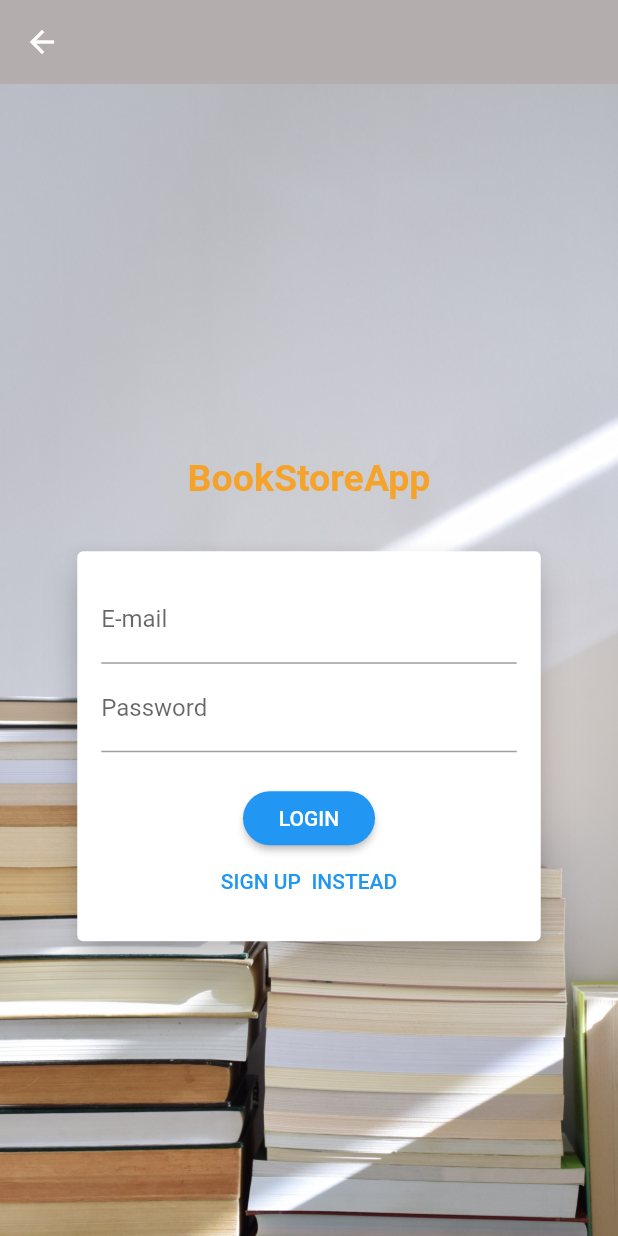
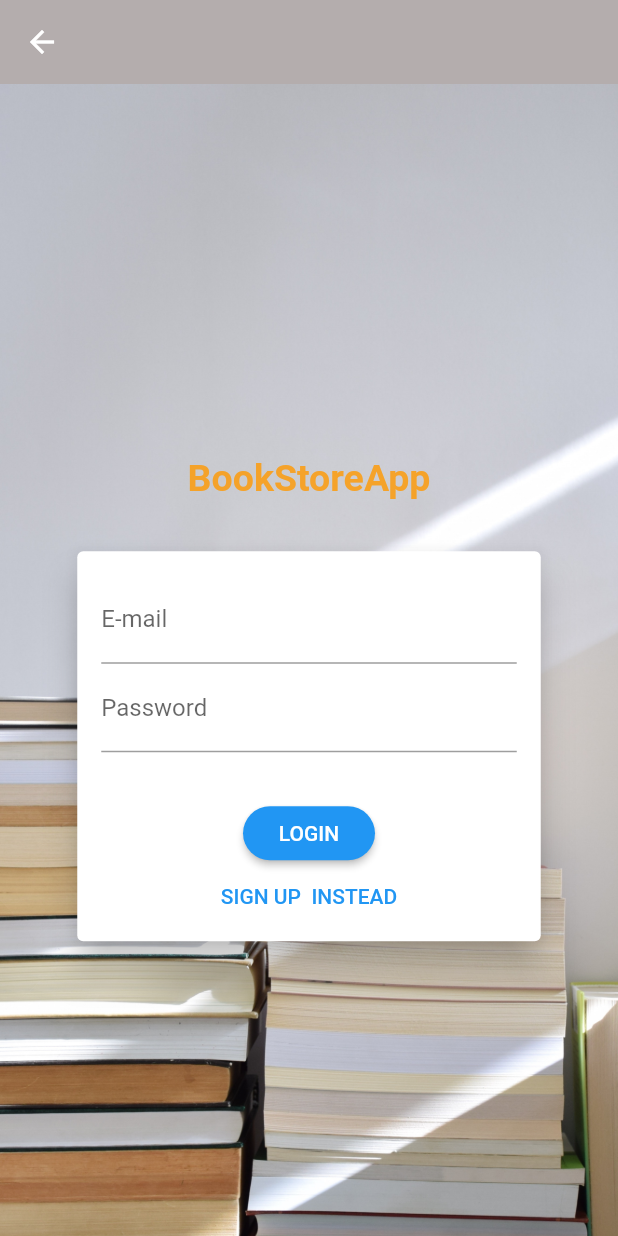
Before and after one commit to Shweta2105/BookStoreApp, a Flutter app: the screen it shows after launch, after a tap on "Lets get started with reading....", on a phone screen of 412 x 824 dp. Run offline on Flutter 3.47's test engine with Material 2 defaults, Android fonts, the phone set to English and light mode, and no system bars; network calls fail.

Commit message:
managed constants

```diff
--- a/lib/main.dart
+++ b/lib/main.dart
@@ -68,7 +68,7 @@ class MyApp extends StatelessWidget {
             OrderScreen.routeName: (context) => OrderScreen(),
             ManageScreen.routeName: (context) => ManageScreen(),
             EditBookScreen.routeName: (context) => EditBookScreen(),
-            '/login': (context) => const AuthScreen(),
+            AuthScreen.routeName: (context) => AuthScreen(),
           }),
     );
   }
--- a/lib/screens/authscreen.dart
+++ b/lib/screens/authscreen.dart
@@ -8,7 +8,7 @@ import '../providers/auth.dart';
 enum AuthMode { Signup, Login }
 
 class AuthScreen extends StatefulWidget {
-  const AuthScreen({Key? key}) : super(key: key);
+  static const String routeName = '/auth';
 
   @override
   State<AuthScreen> createState() => _AuthScreenState();
@@ -40,7 +40,7 @@ class _AuthScreenState extends State<AuthScreen> {
     final deviceSize = MediaQuery.of(context).size;
     return Scaffold(
       appBar: AppBar(
-        backgroundColor: Color.fromARGB(255, 180, 173, 173),
+        backgroundColor: appbarColor,
         elevation: 0.0,
       ),
       body: SingleChildScrollView(
@@ -146,13 +146,13 @@ class _AuthCardState extends State<AuthCard> {
       child: Container(
         height: _authMode == AuthMode.Signup ? 320 : 260,
         width: deviceSize.width * 0.75,
-        padding: EdgeInsets.all(16.0),
+        padding: boxMargin3(),
         child: Form(
             key: _formKey,
             child: SingleChildScrollView(
               child: Column(children: <Widget>[
                 TextFormField(
-                  decoration: InputDecoration(labelText: 'E-mail'),
+                  decoration: const InputDecoration(labelText: 'E-mail'),
                   keyboardType: TextInputType.emailAddress,
                   validator: (value) {
                     if (!value!.contains('@')) {
@@ -164,7 +164,7 @@ class _AuthCardState extends State<AuthCard> {
                   },
                 ),
                 TextFormField(
-                  decoration: InputDecoration(labelText: 'Password'),
+                  decoration: const InputDecoration(labelText: 'Password'),
                   obscureText: true,
                   controller: _passwordController,
                   validator: (value) {
@@ -179,7 +179,8 @@ class _AuthCardState extends State<AuthCard> {
                 if (_authMode == AuthMode.Signup)
                   TextFormField(
                     enabled: _authMode == AuthMode.Signup,
-                    decoration: InputDecoration(labelText: 'Confirm Password'),
+                    decoration:
+                        const InputDecoration(labelText: 'Confirm Password'),
                     obscureText: true,
                     validator: _authMode == AuthMode.Signup
                         ? (value) {
@@ -189,11 +190,11 @@ class _AuthCardState extends State<AuthCard> {
                           }
                         : null,
                   ),
-                SizedBox(
-                  height: 20,
+                const SizedBox(
+                  height: heightM,
                 ),
                 if (_isLoading)
-                  CircularProgressIndicator()
+                  const CircularProgressIndicator()
                 else
                   RaisedButton(
                     child:
@@ -208,7 +209,8 @@ class _AuthCardState extends State<AuthCard> {
                   onPressed: _switchAuthMode,
                   child: Text(
                       '${_authMode == AuthMode.Login ? 'SIGN UP' : 'LOGIN'}  INSTEAD'),
-                  padding: EdgeInsets.symmetric(horizontal: 30, vertical: 4),
+                  padding:
+                      const EdgeInsets.symmetric(horizontal: 30, vertical: 4),
                   materialTapTargetSize: MaterialTapTargetSize.shrinkWrap,
                   textColor: Theme.of(context).primaryColor,
                 )
--- a/lib/screens/welcomescreen.dart
+++ b/lib/screens/welcomescreen.dart
@@ -71,7 +71,7 @@ class _WelcomeScreenState extends State<WelcomeScreen> {
       print('----------------------------------');
       Navigator.of(context).pushNamed(HomeScreen.routeName);
     } else {
-      Navigator.pushNamed(context, '/login');
+      Navigator.pushNamed(context, AuthScreen.routeName);
     }
   }
 }
--- a/lib/utils/appdrawer.dart
+++ b/lib/utils/appdrawer.dart
@@ -1,4 +1,5 @@
 import 'package:bookstoreapp/providers/auth.dart';
+import 'package:bookstoreapp/screens/authscreen.dart';
 import 'package:bookstoreapp/screens/home.dart';
 import 'package:bookstoreapp/screens/managescreen.dart';
 import 'package:flutter/material.dart';
@@ -49,7 +50,8 @@ class AppDrawer extends StatelessWidget {
             ),
             title: Text('Log Out'),
             onTap: () {
-              Navigator.of(context).pop;
+              Navigator.of(context)
+                  .pushNamed(AuthScreen.routeName, arguments: (_) => false);
 
               Provider.of<Auth>(context, listen: false).logOut();
             },
--- a/lib/utils/constants.dart
+++ b/lib/utils/constants.dart
@@ -7,27 +7,26 @@ EdgeInsets appMargin() =>
 
 EdgeInsets boxMargin() => const EdgeInsets.fromLTRB(10, 10, 10, 10);
 EdgeInsets boxMargin2() => const EdgeInsets.fromLTRB(20, 20, 20, 20);
+EdgeInsets boxMargin3() => const EdgeInsets.all(16.0);
 
 final titleColor = Colors.orange.withOpacity(0.8);
-final white = Colors.white;
-final transparent = Colors.transparent;
-final black = Colors.black;
+const whiteColor = Colors.white;
+const transparent = Colors.transparent;
+const blackColor = Colors.black;
+
+final homeColor = Color.fromRGBO(255, 255, 255, 1);
+final appbarColor = Color.fromARGB(255, 180, 173, 173);
+final appbarRedColor = Color.fromARGB(255, 128, 10, 2);
 
 const fontL = 25.0;
 const fontM = 20.0;
 const fontS = 15.0;
 
+const heightXXl = 300.0;
 const heightXl = 100.0;
 const heightL = 50.0;
 const heightM = 30.0;
-
-Future<dynamic> showErrorDialog(BuildContext context, String text) {
-  return showDialog(
-      context: context,
-      builder: (context) {
-        return Text(text);
-      });
-}
+const heightS = 10.0;
 
 Future<bool> showLogOutDialog(BuildContext context) {
   return showDialog(
--- a/lib/utils/manageitem.dart
+++ b/lib/utils/manageitem.dart
@@ -8,7 +8,7 @@ class ManageItem extends StatelessWidget {
   final String title;
   final String image;
 
-  ManageItem(this.id, this.title, this.image);
+  const ManageItem(this.id, this.title, this.image);
 
   @override
   Widget build(BuildContext context) {
--- a/lib/utils/orderitem.dart
+++ b/lib/utils/orderitem.dart
@@ -1,5 +1,6 @@
 import 'dart:math';
 
+import 'package:bookstoreapp/utils/constants.dart';
 import 'package:flutter/material.dart';
 import 'package:bookstoreapp/providers/orders.dart' as ord;
 import 'package:intl/intl.dart';
@@ -18,7 +19,7 @@ class _OrderItemState extends State<OrderItem> {
   @override
   Widget build(BuildContext context) {
     return Card(
-        margin: EdgeInsets.all(10),
+        margin: boxMargin(),
         child: Column(
           children: <Widget>[
             ListTile(
@@ -50,7 +51,7 @@ class _OrderItemState extends State<OrderItem> {
                                 ),
                                 Text(
                                   '${prod.quantity}x \$${prod.price}',
-                                  style: const TextStyle(fontSize: 18),
+                                  style: const TextStyle(fontSize: fontM),
                                 )
                               ],
                             ))
```
Also changed, not shown: lib/providers/books.dart (+29 -0 lines), lib/screens/cartscreen.dart (+9 -8 lines), lib/screens/displaydetails.dart (+5 -12 lines), lib/screens/editbookscreen.dart (+9 -7 lines), lib/screens/home.dart (+7 -5 lines), lib/screens/managescreen.dart (+6 -5 lines), lib/screens/orderscreen.dart (+4 -4 lines), lib/utils/bookcard.dart (+5 -5 lines), lib/utils/bookgrid.dart (+17 -2 lines), lib/utils/buttons.dart (+2 -19 lines), lib/utils/cartItem.dart (+12 -10 lines), lib/utils/customappbar.dart (+10 -3 lines), lib/utils/userentrytextfield.dart (deleted, +0 -31 lines).
